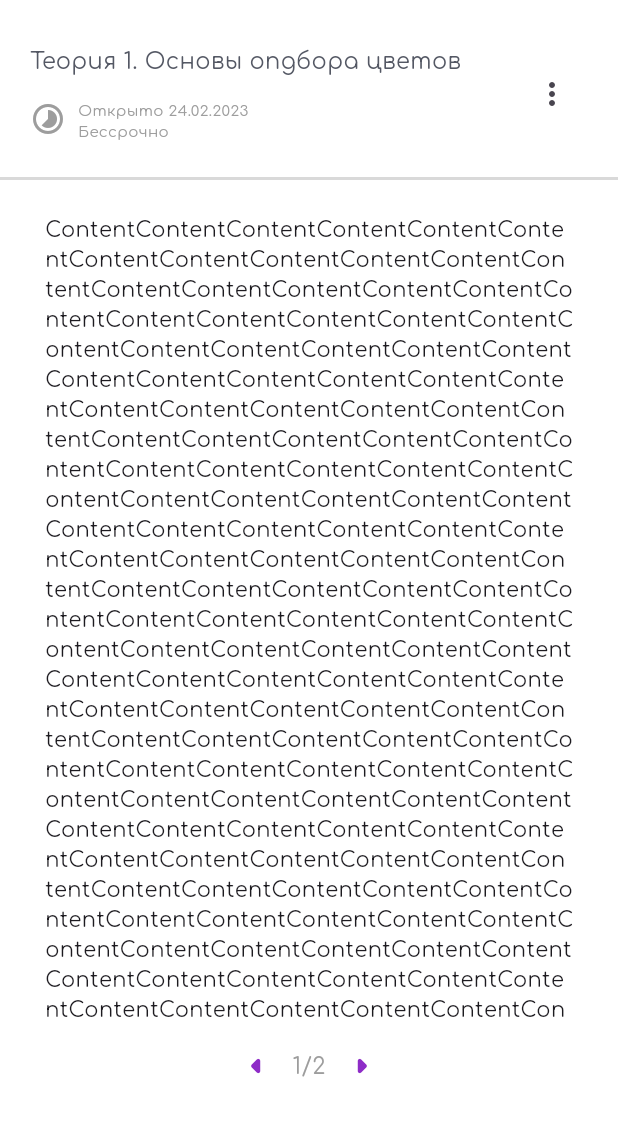
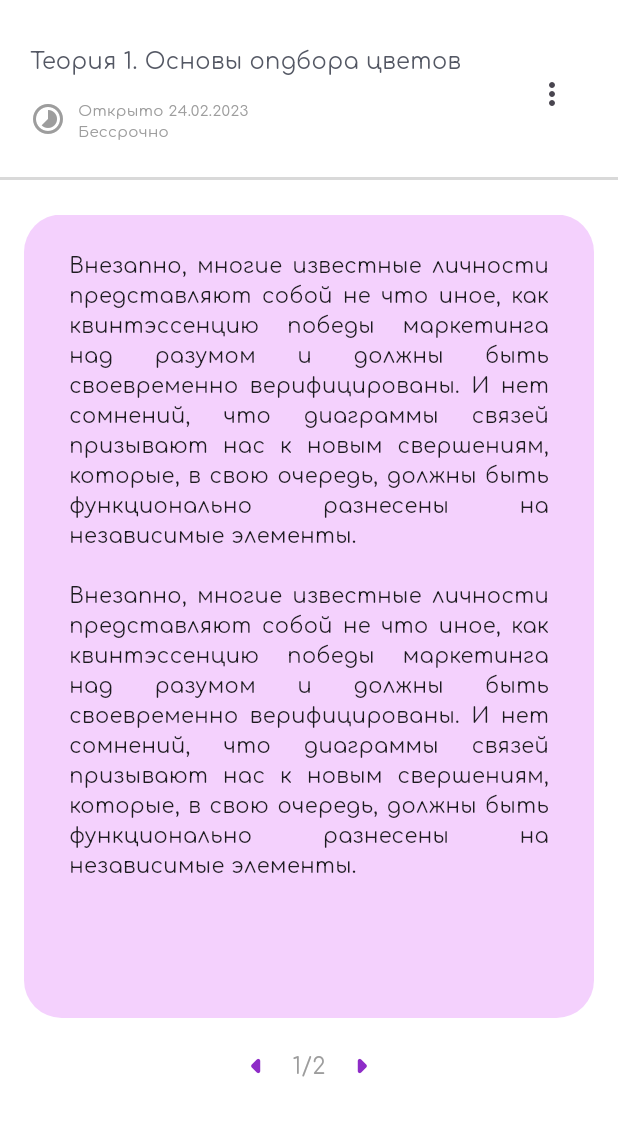
Before and after one commit to G3nD4/studies-mobile, a Flutter app: the CourseScreen screen opened by its route, after a tap on "Теория 1. Основы подбора цветов >>", on a phone screen of 412 x 824 dp, the part 63-1199 px from its top. Run offline on Flutter 3.47's test engine with Material 3 defaults, Android fonts, the phone set to English and light mode, and no system bars; our stand-ins replace bloc, cached_network_image, easy_debounce, flutter_bloc; network calls fail.

Commit message:
feat[app]: added widget for tests in course modules

```diff
--- a/lib/ui/course/course_content/widgets/course_content_widget.dart
+++ b/lib/ui/course/course_content/widgets/course_content_widget.dart
@@ -9,16 +9,20 @@ class CourseContentWidget extends StatelessWidget {
     return Container(
       height: MediaQuery.of(context).size.height,
       decoration: BoxDecoration(
-        color: context.color.appContainerBackground,
+        color: AppColors.studyCardColor,
+        borderRadius: BorderRadius.circular(25.0),
       ),
+      padding: const EdgeInsets.symmetric(vertical: 24.0),
+      margin: const EdgeInsets.symmetric(horizontal: 16.0),
       child: Padding(
         padding: const EdgeInsets.symmetric(horizontal: 30.0),
         child: ListView(
           shrinkWrap: true,
-          children: [
+          children: const [
             Text(
-              'Content' * 200,
+              'Внезапно, многие известные личности представляют собой не что иное, как квинтэссенцию победы маркетинга над разумом и должны быть своевременно верифицированы. И нет сомнений, что диаграммы связей призывают нас к новым свершениям, которые, в свою очередь, должны быть функционально разнесены на независимые элементы.\n\nВнезапно, многие известные личности представляют собой не что иное, как квинтэссенцию победы маркетинга над разумом и должны быть своевременно верифицированы. И нет сомнений, что диаграммы связей призывают нас к новым свершениям, которые, в свою очередь, должны быть функционально разнесены на независимые элементы.',
               maxLines: 50,
+              textAlign: TextAlign.justify,
             ),
           ],
         ),
--- a/lib/ui/course/widgets/course_modules_list.dart
+++ b/lib/ui/course/widgets/course_modules_list.dart
@@ -2,12 +2,22 @@ import 'package:coursor_tiktok/ui/themes/theme.dart';
 import 'package:flutter/material.dart';
 
 import 'module_short_widget.dart';
+import 'test_short_widget.dart';
 
 class CourseModulesList extends StatelessWidget {
   const CourseModulesList({super.key});
 
   @override
   Widget build(BuildContext context) {
-    return ModuleShortWidget(color: AppColors.pink);
+    return Padding(
+      padding: const EdgeInsets.symmetric(horizontal: 16.0),
+      child: const Column(
+        children: [
+          ModuleShortWidget(),
+          paddingVerticalMedium,
+          TestShortWidget(),
+        ],
+      ),
+    );
   }
 }
--- a/lib/ui/course/widgets/module_short_widget.dart
+++ b/lib/ui/course/widgets/module_short_widget.dart
@@ -3,9 +3,7 @@ import 'package:coursor_tiktok/ui/themes/theme.dart';
 import 'package:flutter/material.dart';
 
 class ModuleShortWidget extends StatefulWidget {
-  final Color color;
-
-  const ModuleShortWidget({super.key, required this.color});
+  const ModuleShortWidget({super.key});
 
   @override
   State<ModuleShortWidget> createState() => _ModuleShortWidgetState();
@@ -20,8 +18,9 @@ class _ModuleShortWidgetState extends State<ModuleShortWidget> {
       },
       child: Container(
         height: MediaQuery.of(context).size.height * 0.1,
+        width: MediaQuery.of(context).size.width,
         decoration: BoxDecoration(
-          color: widget.color,
+          color: AppColors.pink,
           borderRadius: BorderRadius.circular(25.0),
           gradient: AppGradients.containerBackgroundGradient,
         ),
--- /dev/null
+++ b/lib/ui/course/widgets/test_short_widget.dart
@@ -0,0 +1,42 @@
+import 'package:flutter/material.dart';
+import '../../themes/theme.dart';
+
+class TestShortWidget extends StatelessWidget {
+  const TestShortWidget({super.key});
+
+  @override
+  Widget build(BuildContext context) {
+    return GestureDetector(
+      onTap: () {
+        throw UnimplementedError(
+            'Transition to TestShortWidget not implemented');
+        // Navigator.of(context).pushNamed(courseContentRoute);
+      },
+      child: Container(
+        height: MediaQuery.of(context).size.height * 0.1,
+        width: MediaQuery.of(context).size.width,
+        decoration: BoxDecoration(
+          borderRadius: BorderRadius.circular(25.0),
+          border: Border.all(),
+        ),
+        child: Padding(
+          padding: paddingMedium,
+          child: Column(
+            mainAxisAlignment: MainAxisAlignment.spaceBetween,
+            crossAxisAlignment: CrossAxisAlignment.start,
+            children: [
+              Text(
+                'Тест 1. Основы подбора цветов >>',
+                style: context.text.labelStyle,
+              ),
+              Text(
+                'Пройдено',
+                style: context.text.labelStyle.copyWith(fontSize: 13.0),
+              ),
+            ],
+          ),
+        ),
+      ),
+    );
+  }
+}
--- a/lib/ui/themes/src/constants.dart
+++ b/lib/ui/themes/src/constants.dart
@@ -35,6 +35,9 @@ abstract class AppColors {
   static const purple = Color(0xFF8E2CC7);
   static const pink = Color(0xFFD96CF8);
   static const veryLightGrey = Color(0xFFD9D9D9);
+
+  // 0xFFDA6CF8 with +- 0.25 opacity
+  static const studyCardColor = Color.fromARGB(79, 218, 108, 248);
 }
 
 abstract class AppGradients {
```
